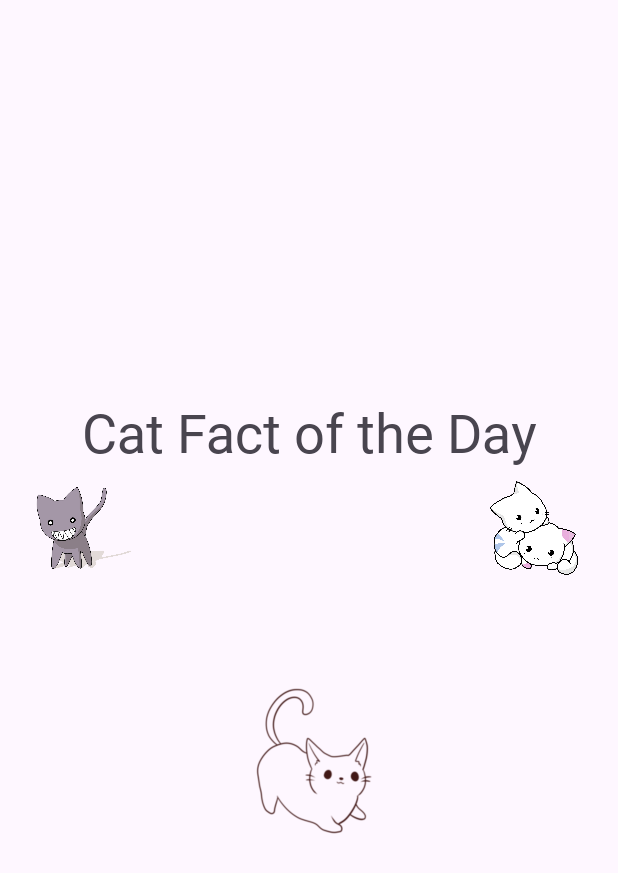
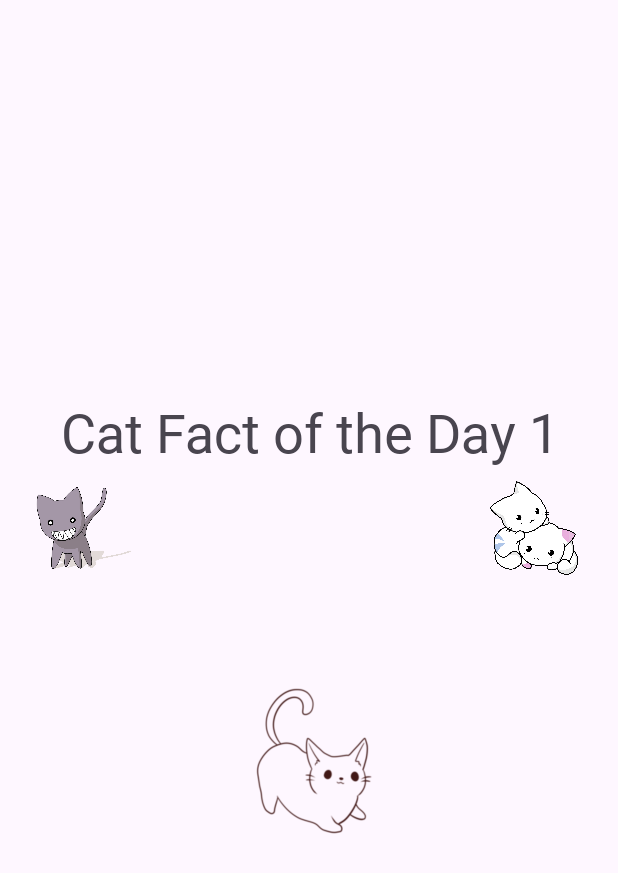
Before and after one commit to aaaabima/cat-facts-app, an Android app: the screen it shows after launch (MainActivity), on a phone screen of 412 x 824 dp. Shown: the top 873 px of the screen. Run offline under Robolectric (Android 15) with nearby library versions, the light colour scheme and no system bars; our stand-ins replace Dagger/Hilt's generated code, Firebase (no records; nobody signed in at launch, a user with empty details on screens opened directly), RxJava; libraries missing offline, so code that uses them is left out: com.tinder.scarlet, io.ktor.http; 7 statements that could not run were skipped.

Commit message:
commit before change laptop

```diff
--- a/app/src/main/java/id/aaaabima/catfactsapp/data/websocket/WebSocketClient.kt
+++ b/app/src/main/java/id/aaaabima/catfactsapp/data/websocket/WebSocketClient.kt
@@ -108,7 +108,7 @@ class WebSocketClient(
     fun observeWebSocketEvents(): Flowable<WebSocket.Event> =
         webSocketService.observerWebSocketEvent()
 
-    fun observeMessages(): Flowable<String> =
+    fun observeMessages(): Flowable<WebSocketResponse> =
         webSocketService.observeMessages()
 
 }
--- a/app/src/main/java/id/aaaabima/catfactsapp/data/websocket/WebSocketService.kt
+++ b/app/src/main/java/id/aaaabima/catfactsapp/data/websocket/WebSocketService.kt
@@ -10,7 +10,7 @@ interface WebSocketService {
     fun observerWebSocketEvent(): Flowable<WebSocket.Event>
 
     @Receive
-    fun observeMessages(): Flowable<String>
+    fun observeMessages(): Flowable<WebSocketResponse>
 
     @Send
     fun sendMessage(message: WebSocketClient.SubscriptionMessage)
--- a/app/src/main/res/values/strings.xml
+++ b/app/src/main/res/values/strings.xml
@@ -4,5 +4,5 @@
     <string name="search_for_joke">Search for Joke</string>
     <string name="profile_picture">Profile Picture</string>
     <string name="cat">Cat</string>
-    <string name="cat_fact_of_the_day">Cat Fact of the Day</string>
+    <string name="cat_fact_of_the_day">Cat Fact of the Day 1</string>
 </resources>
```
Also changed, not shown: app/src/main/java/id/aaaabima/catfactsapp/ui/main/MainActivity.kt (+10 -3 lines), app/src/main/java/id/aaaabima/catfactsapp/data/websocket/WebSocketResponse.kt (line endings or trailing spaces).
